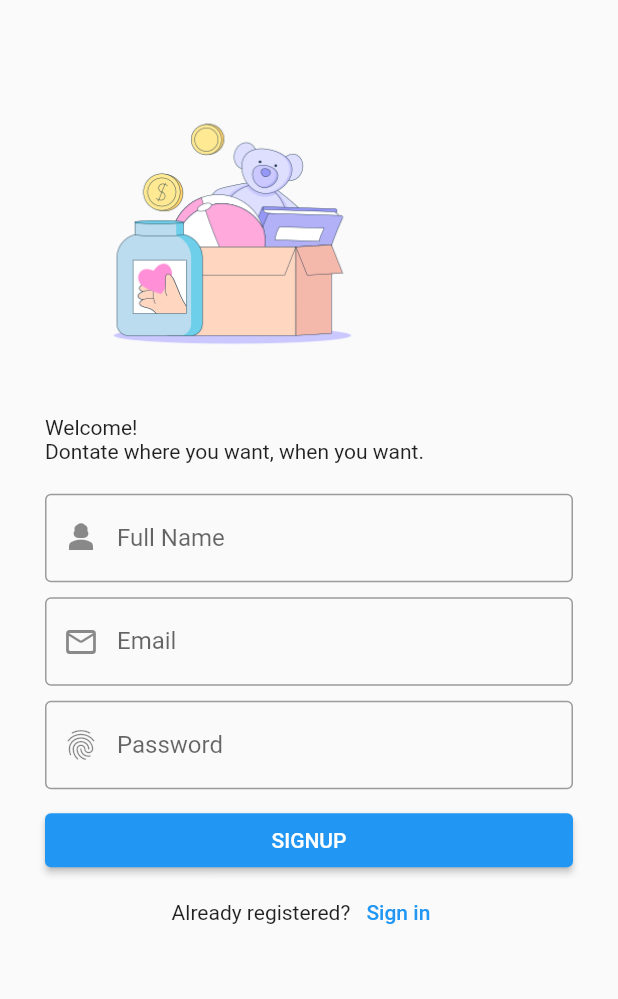
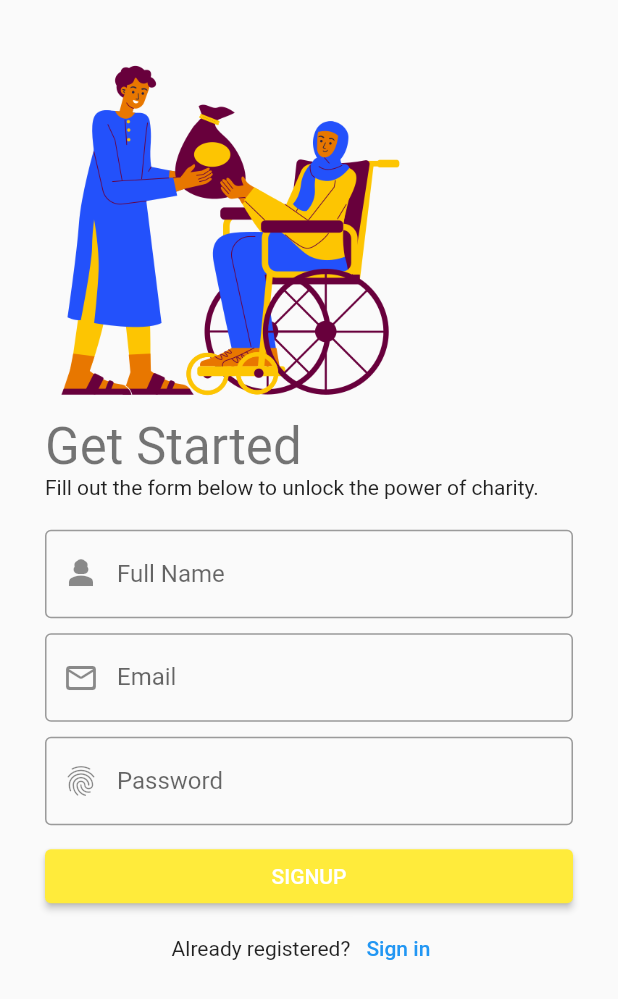
Before and after one commit to amaanaliakhtar/CharityAppFYP, a Flutter app: the screen it shows after launch, after a tap on "Register", on a phone screen of 412 x 824 dp. Shown: the top 999 px of the screen. Run offline on Flutter 3.47's test engine with Material 2 defaults, Android fonts, the phone set to English and light mode, and no system bars; our stand-ins replace firebase_auth, firebase_core; missing offline and left inert: firebase_ui_auth; accounts and stored records are empty.

Commit message:
eod commit

```diff
--- a/lib/authentication/login_screen.dart
+++ b/lib/authentication/login_screen.dart
@@ -15,10 +15,13 @@ class LoginScreen extends StatelessWidget {
               crossAxisAlignment: CrossAxisAlignment.start,
               children: [
                 Image(
-                  image: AssetImage('assets/login-image.png'),
+                  image: AssetImage('assets/zakat.png'),
                   height: MediaQuery.of(context).size.height * 0.3,
                 ),
-                const Text("Welcome!"),
+                Text(
+                  "Welcome!",
+                  style: Theme.of(context).textTheme.headlineMedium,
+                ),
                 const Text("Dontate where you want, when you want."),
 
                 //Form
--- a/lib/authentication/signup_screen.dart
+++ b/lib/authentication/signup_screen.dart
@@ -15,11 +15,15 @@ class SignUpScreen extends StatelessWidget {
               crossAxisAlignment: CrossAxisAlignment.start,
               children: [
                 Image(
-                  image: const AssetImage('assets/login-image.png'),
+                  image: const AssetImage('assets/zakat.png'),
                   height: MediaQuery.of(context).size.height * 0.3,
                 ),
-                const Text("Welcome!"),
-                const Text("Dontate where you want, when you want."),
+                Text(
+                  "Get Started",
+                  style: Theme.of(context).textTheme.headlineMedium,
+                ),
+                const Text(
+                    "Fill out the form below to unlock the power of charity."),
                 //Signup input form
                 Container(
                   padding: const EdgeInsets.only(top: 20, bottom: 20),
@@ -58,7 +62,12 @@ class SignUpScreen extends StatelessWidget {
                         SizedBox(
                           width: double.infinity,
                           child: ElevatedButton(
-                              onPressed: () {}, child: const Text("SIGNUP")),
+                            onPressed: () {},
+                            child: const Text("SIGNUP"),
+                            style: ButtonStyle(
+                                backgroundColor:
+                                    MaterialStateProperty.all(Colors.yellow)),
+                          ),
                         ),
                         Row(
                           mainAxisAlignment: MainAxisAlignment.center,
```
Also changed, not shown: assets/zakat.png (added).
